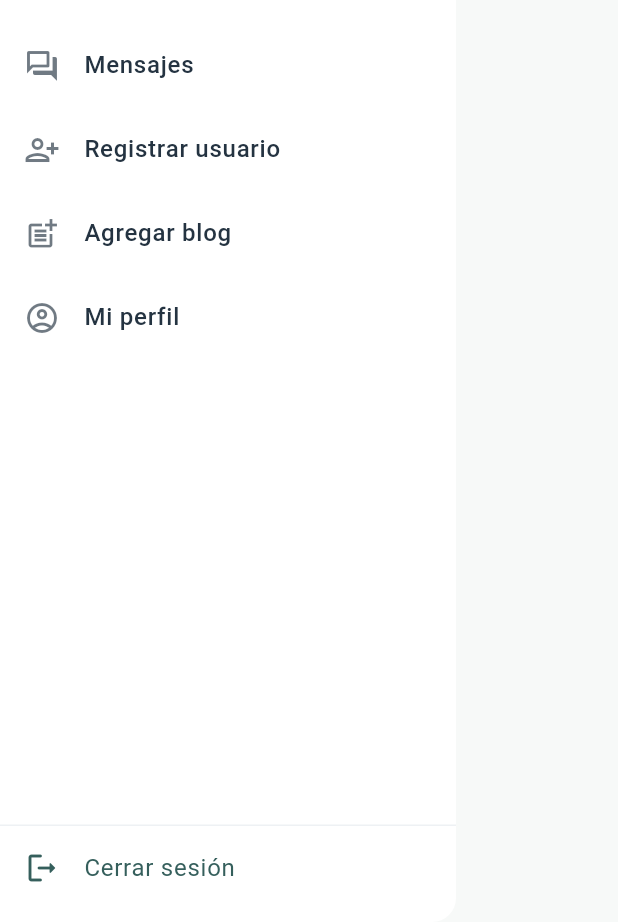
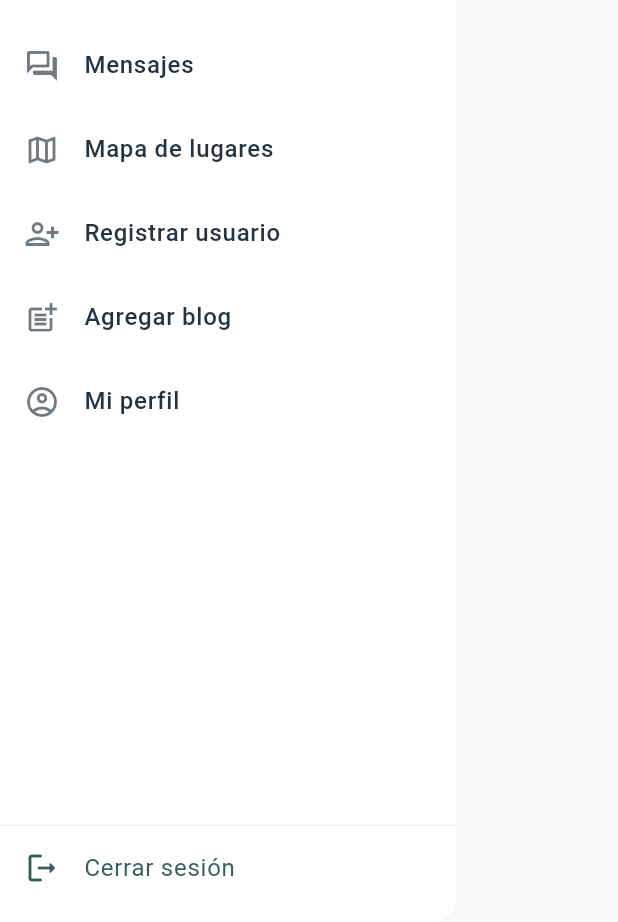
Before and after one commit to coco1016t/PROYECTO--RGR, a Flutter app: the AdminDrawer widget shown alone on an empty page, opened directly with empty values, on a phone screen of 412 x 824 dp, the part 314-1236 px from its top. Run offline on Flutter 3.47's test engine with Material 3 defaults, Android fonts, the phone set to English and light mode, and no system bars; our stand-ins replace flutter_map, flutter_secure_storage, image_picker, latlong2; accounts and stored records are empty.

Commit message:
Update admin_drawer.dart

```diff
--- a/flutter_application_3/lib/widgets/admin_drawer.dart
+++ b/flutter_application_3/lib/widgets/admin_drawer.dart
@@ -16,10 +16,14 @@ class AdminDrawer extends StatelessWidget {
   String get correo => usuario['mail']?.toString() ?? '';
 
   void _navegar(BuildContext context, String ruta) {
-    Navigator.pop(context);
+    final navigator = Navigator.of(context);
+    navigator.pop();
     if (ruta == rutaActual) return;
-    Navigator.pushReplacementNamed(
-      context,
+    if (ruta == '/mapa') {
+      navigator.pushNamed(ruta);
+      return;
+    }
+    navigator.pushReplacementNamed(
       ruta,
       arguments: usuario,
     );
@@ -33,6 +37,10 @@ class AdminDrawer extends StatelessWidget {
       backgroundColor: scheme.surface,
       child: SafeArea(
         child: Column(
+          children: [
+            Expanded(
+              child: ListView(
+                padding: EdgeInsets.zero,
                 children: [
                   UserAccountsDrawerHeader(
                     decoration: BoxDecoration(color: scheme.primary),
@@ -55,22 +63,27 @@ class AdminDrawer extends StatelessWidget {
                     'Gestión de usuarios',
                     '/users',
                   ),
-            _opcion(context, Icons.forum_outlined, 'Mensajes', '/mensajes'),
+                  _opcion(
+                      context, Icons.forum_outlined, 'Mensajes', '/mensajes'),
+                  _opcion(
+                      context, Icons.map_outlined, 'Mapa de lugares', '/mapa'),
                   _opcion(
                     context,
                     Icons.person_add_alt_1_outlined,
                     'Registrar usuario',
                     '/register',
                   ),
-            _opcion(
-                context, Icons.post_add_outlined, 'Agregar blog', '/add-blog'),
+                  _opcion(context, Icons.post_add_outlined, 'Agregar blog',
+                      '/add-blog'),
                   _opcion(
                     context,
                     Icons.account_circle_outlined,
                     'Mi perfil',
                     '/profile',
                   ),
-            const Spacer(),
+                ],
+              ),
+            ),
             Divider(color: scheme.outline.withValues(alpha: .5), height: 1),
             ListTile(
               leading: Icon(Icons.logout_rounded,
```
Lines whose indentation alone changed are shown as unchanged.
